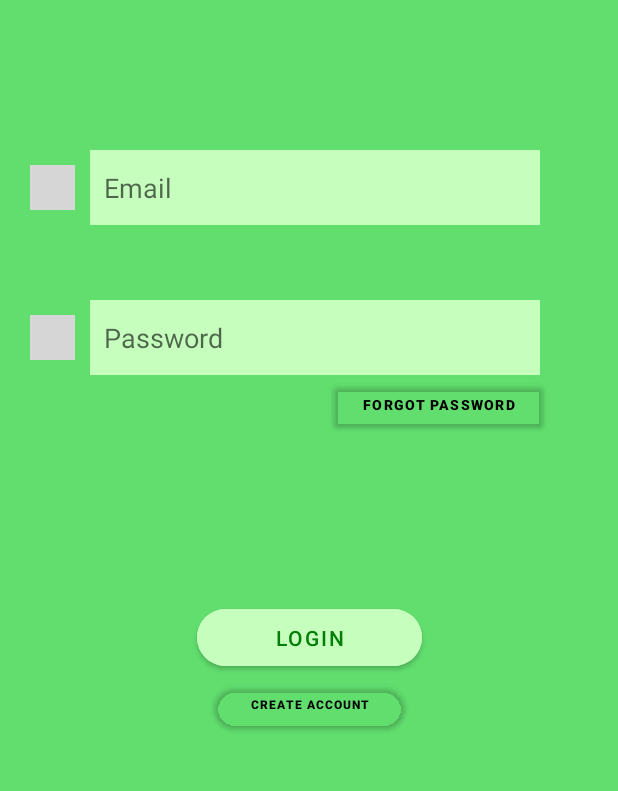
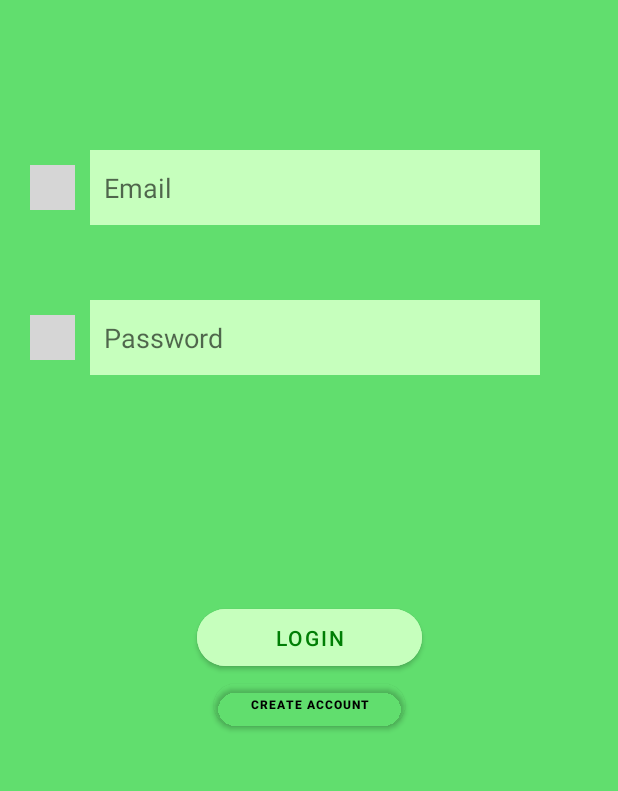
Before and after one commit to CarlosPereiraESI/ISIPark, an Android app: the screen it shows after launch (LoginActivity), on a phone screen of 412 x 824 dp, the part 384-1175 px from its top. Run offline under Robolectric (Android 15) with nearby library versions, the phone set to English and light mode, and no system bars; grey boxes are pictures that could not be loaded.

Commit message:
delete forget password button

```diff
--- a/app/src/main/res/layout/activity_login.xml
+++ b/app/src/main/res/layout/activity_login.xml
@@ -64,18 +64,6 @@
         android:layout_marginStart="60dp"
         android:layout_marginTop="50dp"/>
 
-    <Button
-        android:layout_width="140dp"
-        android:layout_height="40dp"
-        android:text="@string/f_pass"
-        android:textSize="9dp"
-        android:textStyle="bold"
-        android:textColor="@color/text"
-        android:backgroundTint="#0000ffff"
-        android:id="@+id/login_forgot_btn"
-        app:layout_constraintTop_toBottomOf="@id/login_password_et"
-        app:layout_constraintEnd_toEndOf="parent"
-        android:layout_marginEnd="50dp"/>
 
     <Button
         android:layout_width="150dp"
```
